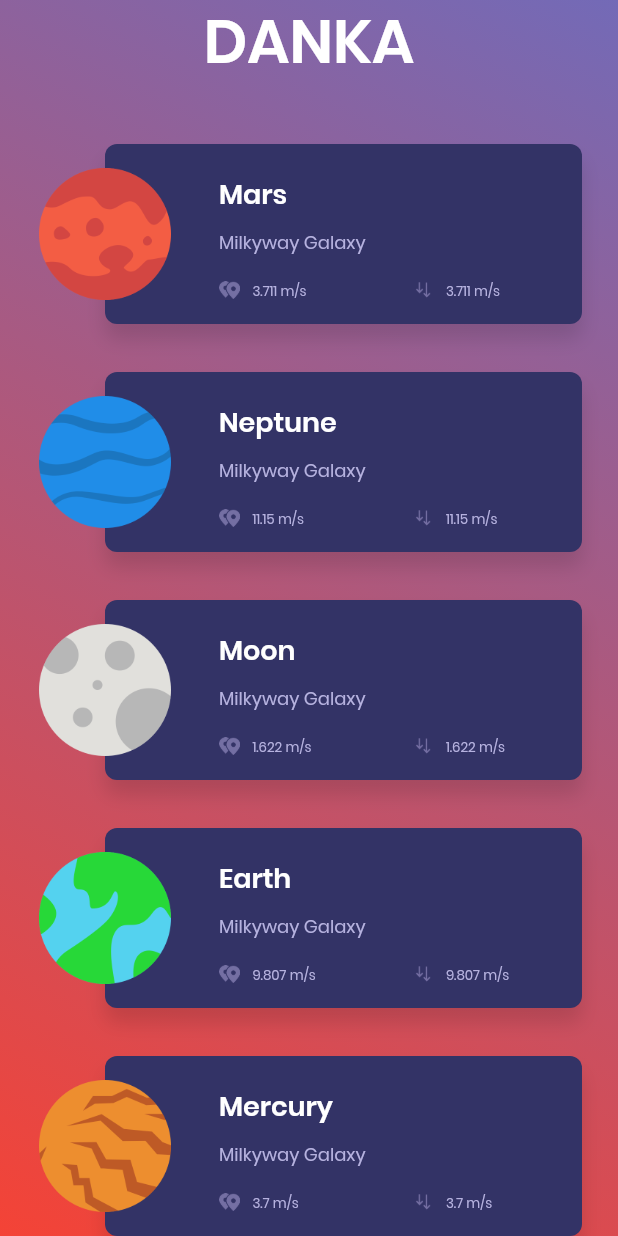
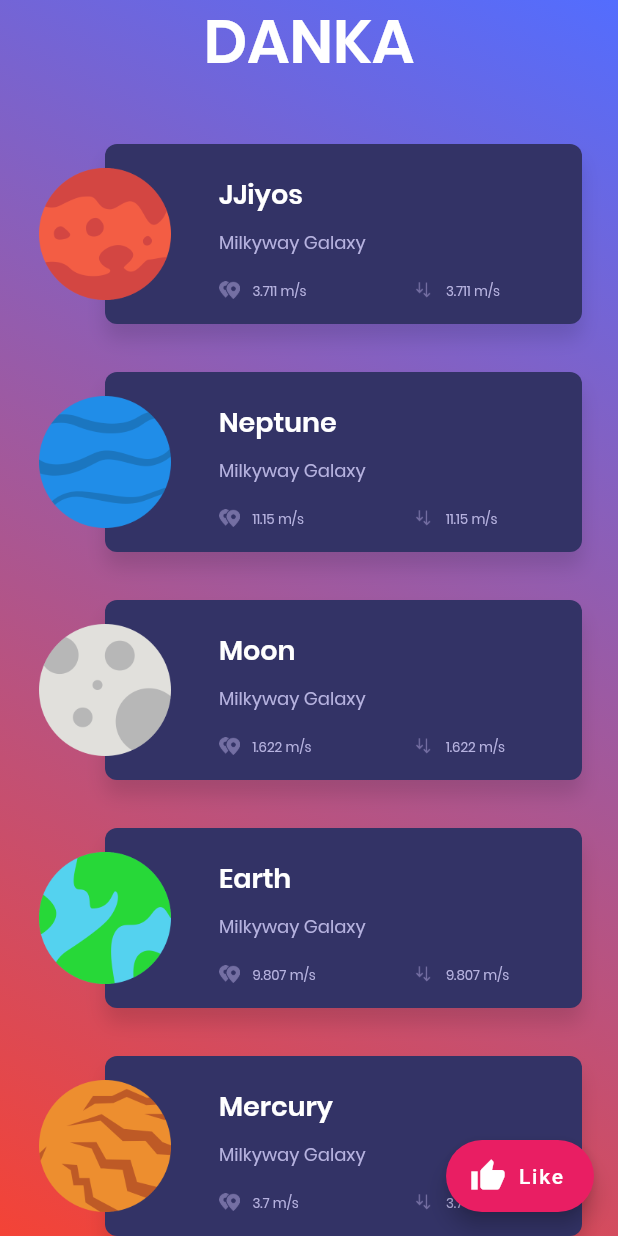
Before and after one commit to Dev-Beom/DJ, a Flutter app: the screen it shows after launch, on a phone screen of 412 x 824 dp. Run offline on Flutter 3.47's test engine with Material 2 defaults, Android fonts, the phone set to English and light mode, and no system bars.

Commit message:
Add Like Button

```diff
--- a/dj_app/lib/src/HomePage.dart
+++ b/dj_app/lib/src/HomePage.dart
@@ -22,6 +22,13 @@ class _HomePageState extends State<HomePage> {
       //     ),
       //   ),
       // ),
+      floatingActionButton: FloatingActionButton.extended(
+
+        backgroundColor: Colors.pink,
+        onPressed: () {},
+        label: Text('Like'),
+        icon: Icon(Icons.thumb_up),
+      ),
       body: Column(
         mainAxisAlignment: MainAxisAlignment.center,
         children: <Widget>[
--- a/dj_app/lib/src/HomePageBody.dart
+++ b/dj_app/lib/src/HomePageBody.dart
@@ -11,13 +11,14 @@ class HomePageBody extends StatelessWidget {
             gradient: LinearGradient(
                 begin: Alignment.topRight,
                 end: Alignment.bottomLeft,
-                colors: [Color(0xFF736AB7), Colors.red])),
+                colors: [Colors.indigoAccent, Colors.red])),
         //color: Color(0xFF736AB7),
         child: CustomScrollView(
           scrollDirection: Axis.vertical,
           slivers: <Widget>[
             SliverAppBar(
               backgroundColor: Colors.transparent,
+
               //스크롤을 올리면 AppBar를 숨길지 보일지에 대한 설정
               centerTitle: true,
               floating: true, //스크롤 내릴 때 SliverAppBar가 나옴(true), 안 나옴(false)
--- a/dj_app/lib/src/model/Restaurant.dart
+++ b/dj_app/lib/src/model/Restaurant.dart
@@ -25,7 +25,7 @@ class Restaurant {
 List<Restaurant> restaurants = [
   Restaurant(
     id: "1",
-    name: "Mars",
+    name: "JJiyos",
     location: "Milkyway Galaxy",
     distance: "227.9m Km",
     gravity: "3.711 m/s ",
@@ -73,4 +73,14 @@ List<Restaurant> restaurants = [
     image: "assets/img/mercury.png",
     backgroundImg: "assets/img/MercuryBG.jpg",
   ),
+  Restaurant(
+    id: "6",
+    name: "Lee TTTT",
+    location: "Milkyway Galaxy",
+    distance: "54.6m Km",
+    gravity: "3.7 m/s ",
+    description: "Mercury WOW",
+    image: "assets/img/mercury.png",
+    backgroundImg: "assets/img/MercuryBG.jpg",
+  ),
 ];
```
